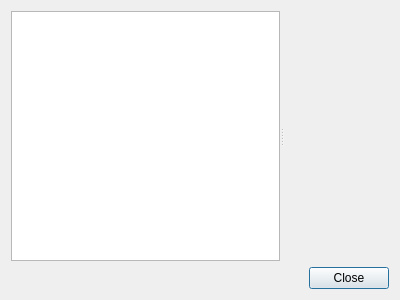
Before: the Qt Designer form src/helpdialog.ui in langtech/toney, drawn with Qt 5.
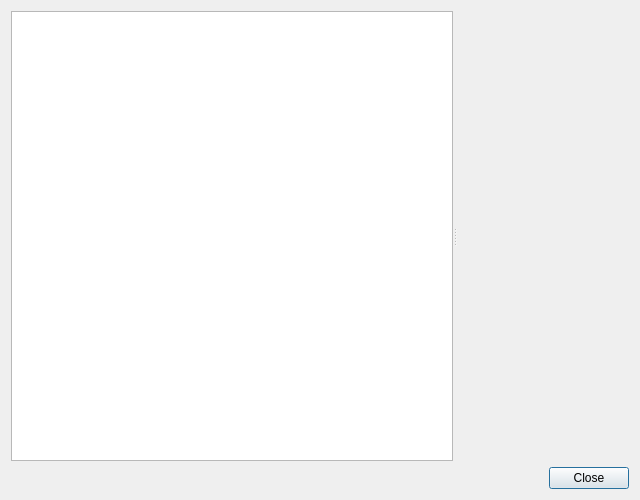
After: the same form once the commit is applied. Custom widgets are drawn as their Qt base class.

Commit message: finishing up the help window

```diff
--- a/src/helpdialog.ui
+++ b/src/helpdialog.ui
@@ -6,8 +6,8 @@
    <rect>
     <x>0</x>
     <y>0</y>
-    <width>400</width>
-    <height>300</height>
+    <width>640</width>
+    <height>500</height>
    </rect>
   </property>
   <property name="mouseTracking">
@@ -22,7 +22,17 @@
      <property name="orientation">
       <enum>Qt::Horizontal</enum>
      </property>
-     <widget class="QTreeView" name="treeView"/>
+     <widget class="QTreeView" name="treeView">
+      <property name="sizePolicy">
+       <sizepolicy hsizetype="Preferred" vsizetype="Preferred">
+        <horstretch>0</horstretch>
+        <verstretch>0</verstretch>
+       </sizepolicy>
+      </property>
+      <property name="headerHidden">
+       <bool>true</bool>
+      </property>
+     </widget>
      <widget class="HelpBrowser" name="helpBrowser" native="true"/>
     </widget>
    </item>
```
The commit also changes 3 other files.
